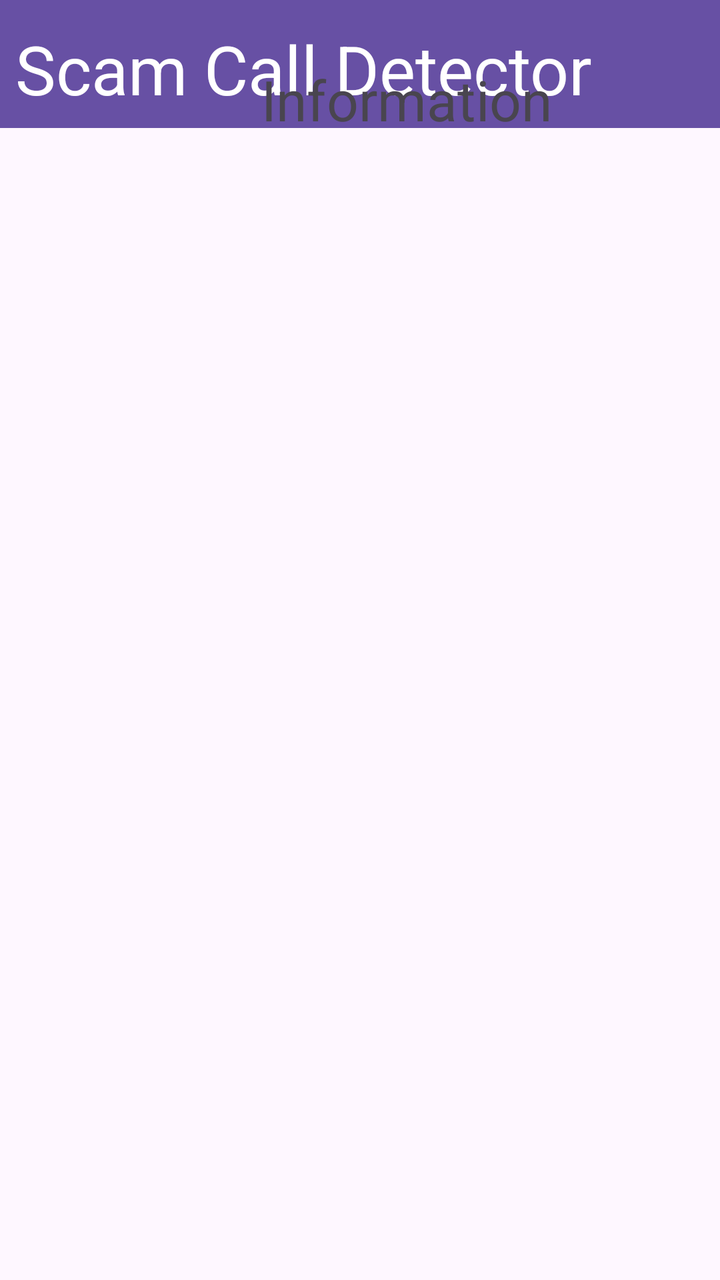
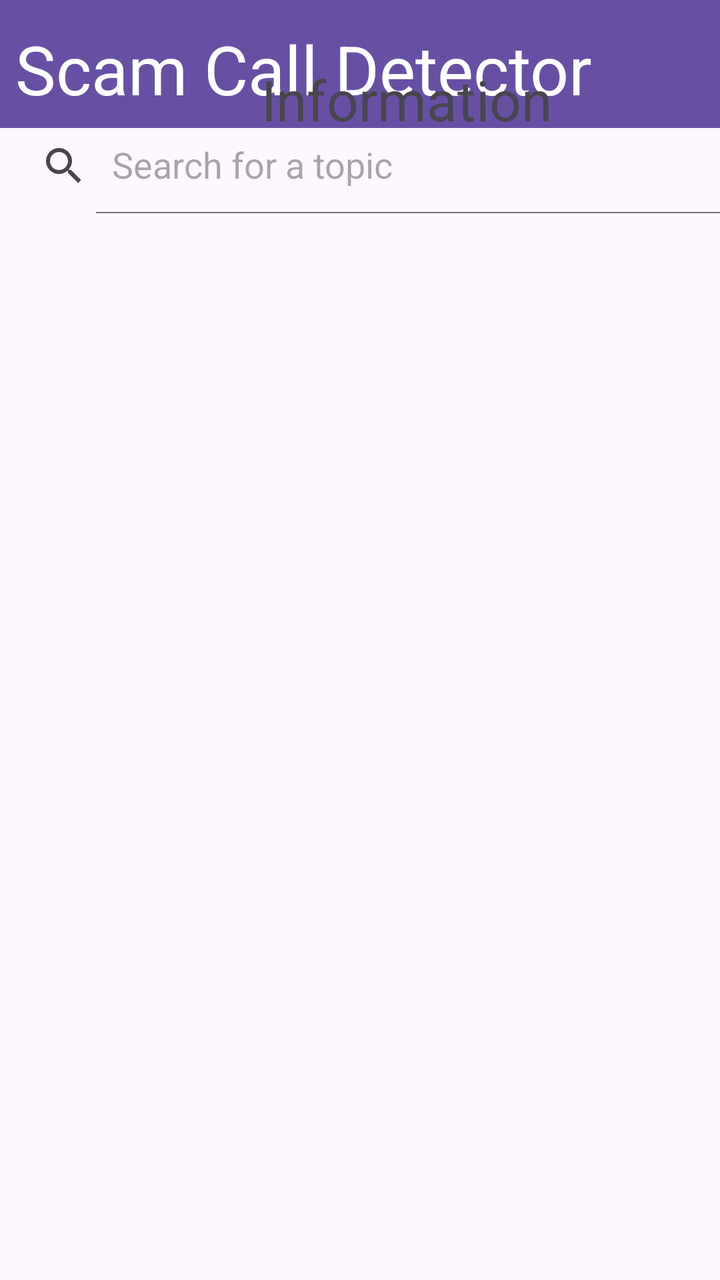

Before-and-after screenshots of an Android layout around one commit, followed by the original layout XML and the change that was made.
<!-- AndroidManifest.xml: application theme Theme.ScamCallDetector -->
<!-- res/layout/activity_information_cards.xml -->
<?xml version="1.0" encoding="utf-8"?>
<androidx.constraintlayout.widget.ConstraintLayout xmlns:android="http://schemas.android.com/apk/res/android"
    xmlns:app="http://schemas.android.com/apk/res-auto"
    xmlns:tools="http://schemas.android.com/tools"
    android:id="@+id/main"
    android:layout_width="match_parent"
    android:layout_height="match_parent"
    android:layout_gravity="center_horizontal"
    tools:context=".InformationCards">

    <include layout="@layout/nav_bars" />

    <LinearLayout
        android:layout_width="407dp"
        android:layout_height="674dp"
        android:layout_marginEnd="4dp"
        android:orientation="vertical"
        app:layout_constraintBottom_toBottomOf="parent"
        app:layout_constraintEnd_toEndOf="parent"
        app:layout_constraintHorizontal_bias="0.0"
        app:layout_constraintStart_toStartOf="parent"
        app:layout_constraintTop_toTopOf="parent"
        app:layout_constraintVertical_bias="0.313">

        <TextView
            android:id="@+id/information_title"
            android:layout_width="wrap_content"
            android:layout_height="wrap_content"
            android:layout_gravity="center_horizontal"
            android:layout_marginTop="50dp"
            android:scaleX="2"
            android:scaleY="2"
            android:text="@string/information" />

        <ScrollView
            android:layout_width="364dp"
            android:layout_height="520dp"
            android:layout_gravity="center_horizontal"
            android:layout_marginTop="20dp"
            android:layout_weight="1">

            <LinearLayout
                android:id="@+id/info_container"
                android:layout_width="match_parent"
                android:layout_height="wrap_content"
                android:orientation="vertical" />
        </ScrollView>
    </LinearLayout>
</androidx.constraintlayout.widget.ConstraintLayout>
<!-- res/layout/nav_bars.xml (included above) -->
<?xml version="1.0" encoding="utf-8"?>
<androidx.constraintlayout.widget.ConstraintLayout xmlns:android="http://schemas.android.com/apk/res/android"
    xmlns:app="http://schemas.android.com/apk/res-auto"
    xmlns:tools="http://schemas.android.com/tools"
    android:layout_width="match_parent"
    android:layout_height="match_parent">

    <androidx.appcompat.widget.Toolbar
        android:id="@+id/toolbar3"
        android:layout_width="match_parent"
        android:layout_height="wrap_content"
        android:background="?attr/colorPrimary"
        android:minHeight="?attr/actionBarSize"
        android:theme="?attr/actionBarTheme"
        app:layout_constraintBottom_toBottomOf="parent"
        app:layout_constraintEnd_toEndOf="parent"
        app:layout_constraintHorizontal_bias="1.0"
        app:layout_constraintStart_toStartOf="parent"
        app:layout_constraintTop_toTopOf="parent"
        app:layout_constraintVertical_bias="0.0" />

    <com.google.android.material.bottomnavigation.BottomNavigationView
        android:id="@+id/bottomNavigationView"
        android:layout_width="match_parent"
        android:layout_height="wrap_content"
        android:layout_marginTop="586dp"
        app:labelVisibilityMode="labeled"
        app:layout_constraintBottom_toBottomOf="parent"
        app:layout_constraintEnd_toEndOf="parent"
        app:layout_constraintHorizontal_bias="0.0"
        app:layout_constraintStart_toStartOf="parent"
        app:layout_constraintTop_toBottomOf="@+id/toolbar3"
        app:layout_constraintVertical_bias="1.0"
        app:menu="@menu/menu_scam_call" />

    <TextView
        android:id="@+id/textView6"
        android:layout_width="304dp"
        android:layout_height="51dp"
        android:text="Scam Call Detector"
        android:textColor="@color/white"
        android:textSize="34sp"
        app:layout_constraintBottom_toBottomOf="@+id/toolbar3"
        app:layout_constraintEnd_toEndOf="parent"
        app:layout_constraintHorizontal_bias="0.136"
        app:layout_constraintStart_toStartOf="parent"
        app:layout_constraintTop_toTopOf="parent"
        app:layout_constraintVertical_bias="0.888" />

</androidx.constraintlayout.widget.ConstraintLayout>
<!-- resources referenced by this layout -->
<resources>
  <color name="white">#FFFFFFFF</color>
  <string name="information">Information</string>
  <style name="Theme.ScamCallDetector" parent="Base.Theme.ScamCallDetector" />
  <style name="Base.Theme.ScamCallDetector" parent="Theme.Material3.DayNight.NoActionBar">
          
          
      </style>
</resources>

<!-- the commit's change to res/layout/activity_information_cards.xml (unified diff, before → after) -->
@@ -7,6 +7,8 @@
     android:layout_height="match_parent"
     android:layout_gravity="center_horizontal"
     tools:context=".InformationCards">
+
+
 
     <include layout="@layout/nav_bars" />
 
@@ -31,6 +33,13 @@
             android:scaleX="2"
             android:scaleY="2"
             android:text="@string/information" />
+
+        <androidx.appcompat.widget.SearchView
+            android:id="@+id/search_bar"
+            android:layout_width="match_parent"
+            android:layout_height="wrap_content"
+            app:iconifiedByDefault="false"
+            app:queryHint="Search for a topic" />
 
         <ScrollView
             android:layout_width="364dp"
